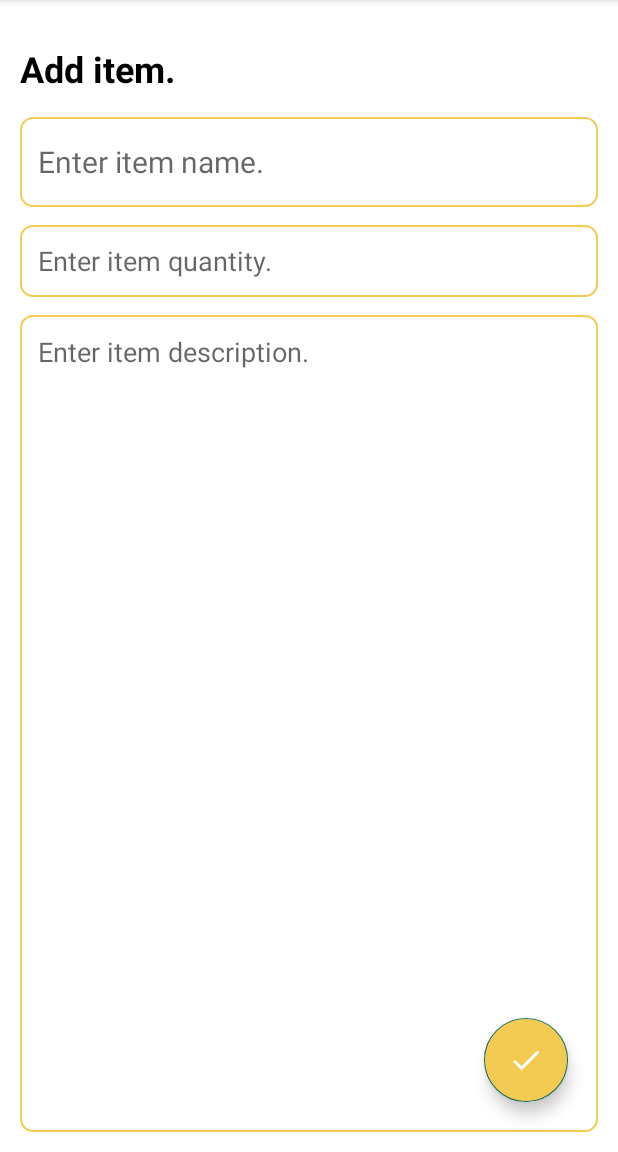
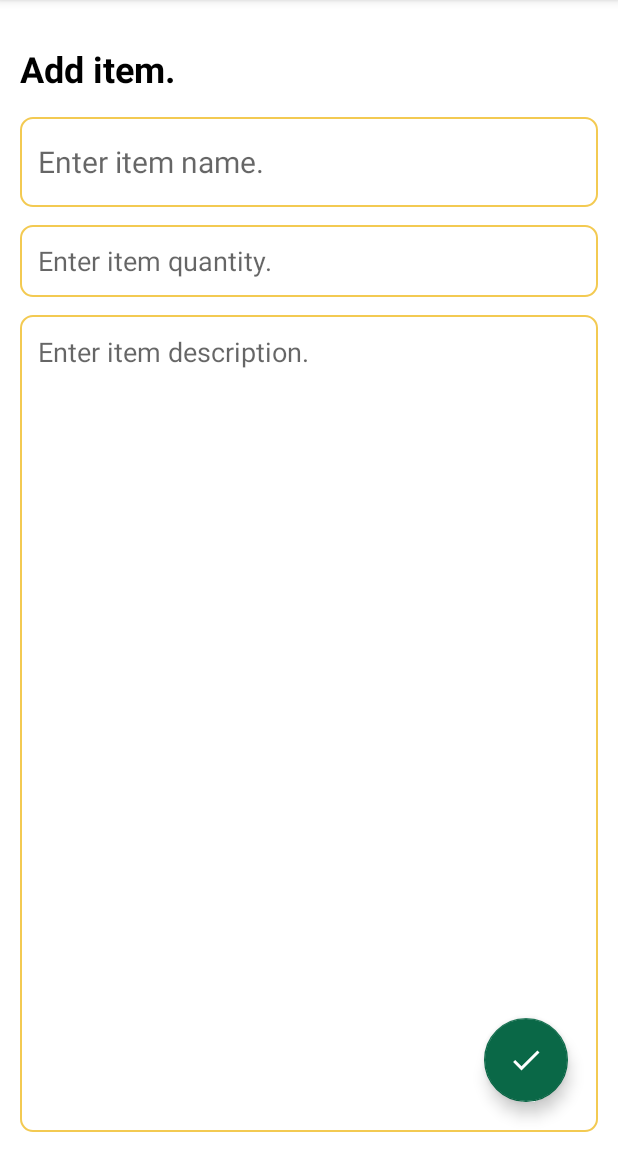
Before and after one commit to monticelli-ricardo/BINFO_FCE-14_Android_ShoppingListApp, an Android app: the AddItemFragment screen opened through its navigation route, on a phone screen of 412 x 824 dp, the part 84-1236 px from its top. Run offline under Robolectric (Android 15) with nearby library versions, the phone set to English and light mode, and no system bars; our stand-ins replace data binding.

Commit message:
FAB backgroundTint removed.

```diff
--- a/app/src/main/res/layout/fragment_add_item.xml
+++ b/app/src/main/res/layout/fragment_add_item.xml
@@ -71,7 +71,6 @@
             android:layout_marginEnd="20dp"
             android:layout_marginBottom="20dp"
             android:clickable="true"
-            android:backgroundTint="@color/accent"
             android:tintMode="@color/white"
             android:src="@drawable/baseline_done_24"
             android:layout_alignParentBottom="true"
--- a/app/src/main/res/layout/fragment_edit_item.xml
+++ b/app/src/main/res/layout/fragment_edit_item.xml
@@ -72,7 +72,6 @@
             android:layout_marginEnd="20dp"
             android:layout_marginBottom="20dp"
             android:clickable="true"
-            android:backgroundTint="@color/accent"
             android:tintMode="@color/white"
             android:src="@drawable/baseline_done_24"
             android:layout_alignParentBottom="true"
--- a/app/src/main/res/layout/fragment_home.xml
+++ b/app/src/main/res/layout/fragment_home.xml
@@ -15,7 +15,6 @@
             android:layout_height="wrap_content"
             android:layout_marginEnd="20dp"
             android:layout_marginBottom="28dp"
-            android:backgroundTint="@color/accent"
             android:clickable="true"
             android:contentDescription="@string/add_button"
             android:tintMode="@color/white"
```
